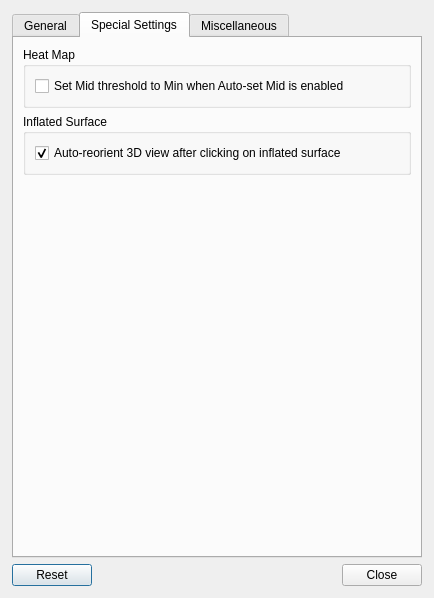
The window that freeview/DialogPreferences.ui (freesurfer/freesurfer) describes before a commit, drawn with Qt 5.
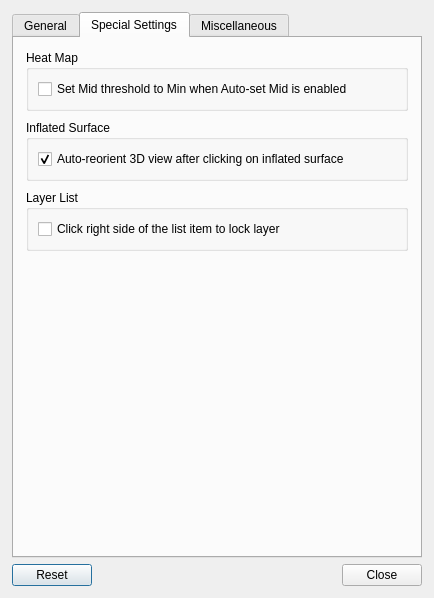
The same window after the commit. The open tabs and pages were chosen to show the change. Custom widgets are drawn as their Qt base class.

Commit message: Added option to enable clicking on the right side of a layer item to lock it

```diff
--- a/freeview/DialogPreferences.ui
+++ b/freeview/DialogPreferences.ui
@@ -10,7 +10,7 @@
     <x>0</x>
     <y>0</y>
     <width>503</width>
-    <height>639</height>
+    <height>649</height>
    </rect>
   </property>
   <property name="windowTitle">
@@ -536,6 +536,21 @@
        <string>Special Settings</string>
       </attribute>
       <layout class="QVBoxLayout" name="verticalLayout_9">
+       <property name="spacing">
+        <number>9</number>
+       </property>
+       <property name="leftMargin">
+        <number>12</number>
+       </property>
+       <property name="topMargin">
+        <number>12</number>
+       </property>
+       <property name="rightMargin">
+        <number>12</number>
+       </property>
+       <property name="bottomMargin">
+        <number>12</number>
+       </property>
        <item>
         <widget class="QGroupBox" name="groupBox_6">
          <property name="title">
@@ -580,6 +595,28 @@
          </layout>
         </widget>
        </item>
+       <item>
+        <widget class="QGroupBox" name="groupBox_8">
+         <property name="title">
+          <string>Layer List</string>
+         </property>
+         <property name="flat">
+          <bool>false</bool>
+         </property>
+         <layout class="QVBoxLayout" name="verticalLayout_11">
+          <item>
+           <widget class="QCheckBox" name="checkBoxClickToLock">
+            <property name="text">
+             <string>Click right side of the list item to lock layer</string>
+            </property>
+            <property name="checked">
+             <bool>false</bool>
+            </property>
+           </widget>
+          </item>
+         </layout>
+        </widget>
+       </item>
        <item>
         <spacer name="verticalSpacer_3">
          <property name="orientation">
```
The commit also changes 3 other files.
